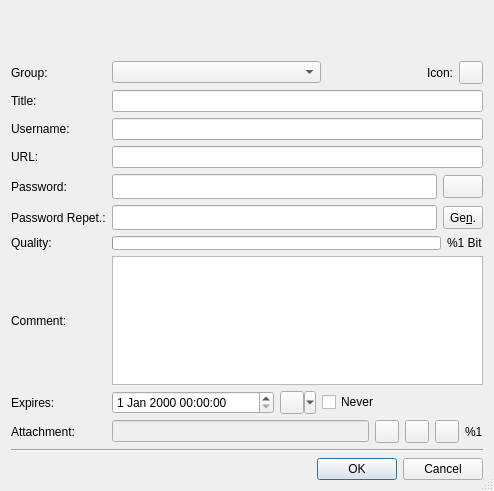
Above: src/forms/EditEntryDlg.ui from thooge/keepassx1 before the change. Below: the same form after it.
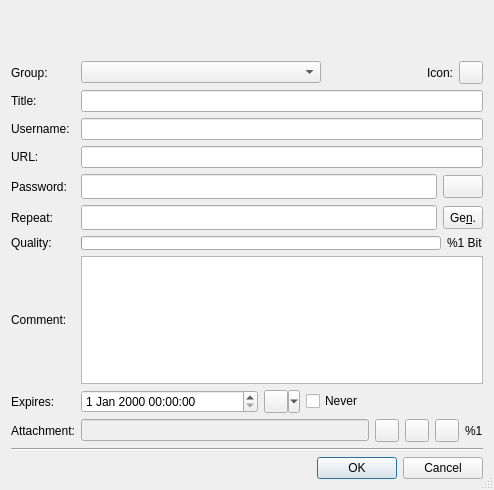
That is the form after the change. Icons and pictures are not drawn.

Commit message: Reduced height of password generator dialog (Bug #2831504) Escape HTML chars in detail view (Bug #2836096) Don't call QT_REQUIRE_VERSION as it produces a compiler warning/error (Bug #2815290)

```diff
--- a/src/forms/EditEntryDlg.ui
+++ b/src/forms/EditEntryDlg.ui
@@ -1,13 +1,13 @@
 <ui version="4.0" >
  <author>Tarek Saidi</author>
  <class>EditEntryDialog</class>
- <widget class="QDialog" name="EditEntryDialog" >
-  <property name="geometry" >
+ <widget class="QDialog" name="EditEntryDialog">
+  <property name="geometry">
    <rect>
     <x>0</x>
     <y>0</y>
     <width>494</width>
-    <height>491</height>
+    <height>490</height>
    </rect>
   </property>
   <property name="windowTitle" >
@@ -206,8 +206,8 @@
        <verstretch>0</verstretch>
       </sizepolicy>
      </property>
-     <property name="text" >
-      <string>Password Repet.:</string>
+     <property name="text">
+      <string>Repeat:</string>
      </property>
     </widget>
    </item>
@@ -506,7 +506,7 @@
    </item>
   </layout>
  </widget>
- <layoutdefault spacing="6" margin="11" />
+ <layoutdefault spacing="6" margin="11"/>
  <tabstops>
   <tabstop>Edit_Title</tabstop>
   <tabstop>Edit_UserName</tabstop>
```
Left out of the diff: 319 changed lines with no effect on the pictures. The commit also changes 5 other files.
